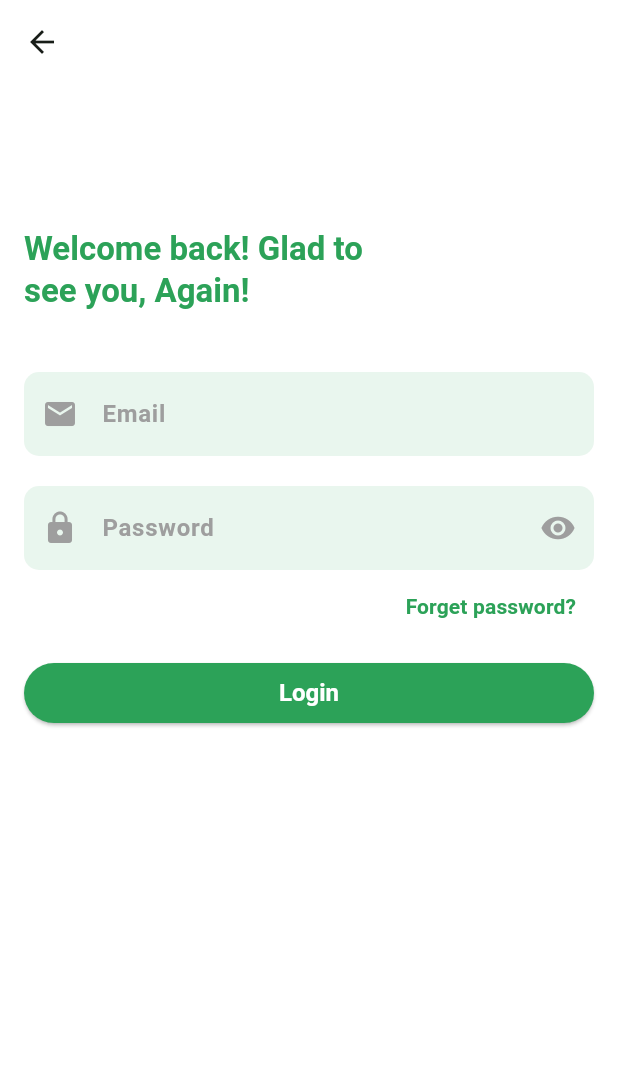
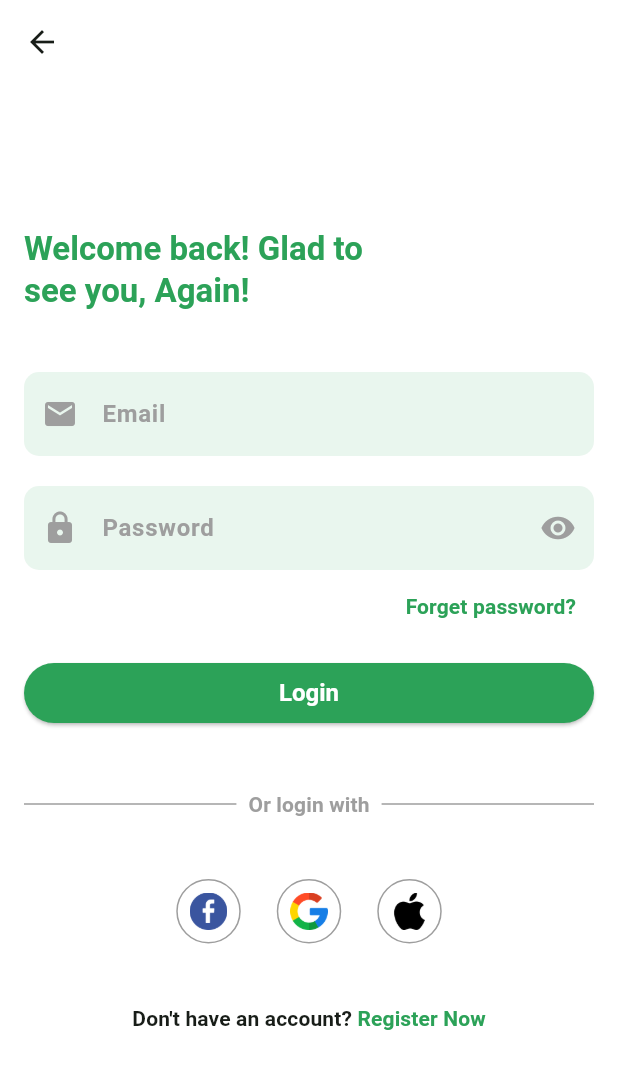
Before and after one commit to dipondeb999/E-Commerce_Grocery_Shop_App, a Flutter app: the LoginScreen screen opened by its route, on a phone screen of 412 x 824 dp. Shown: the top 1069 px of the screen. Run offline on Flutter 3.47's test engine with Material 3 defaults, Android fonts, the phone set to English and light mode, and no system bars; our stand-ins replace carousel_slider, email_validator, flutter_svg, get, smooth_page_indicator.

Commit message:
add login screen login with & register button section

```diff
--- a/lib/app/assets_path.dart
+++ b/lib/app/assets_path.dart
@@ -6,4 +6,7 @@ class AssetsPath {
   static const String onBoardingImageTwoPng = '$_imagePath/2.png';
   static const String onBoardingImageThreePng = '$_imagePath/3.png';
   static const String onBoardingImageFourPng = '$_imagePath/4.png';
+  static const String facebookLogoPng = '$_imagePath/facebook.png';
+  static const String googleLogoPng = '$_imagePath/google.png';
+  static const String appleLogoPng = '$_imagePath/apple.png';
 }
--- a/lib/features/auth/ui/screens/login_screen.dart
+++ b/lib/features/auth/ui/screens/login_screen.dart
@@ -1,4 +1,5 @@
 import 'package:e_commerce_grocery_shop_app/app/app_colors.dart';
+import 'package:e_commerce_grocery_shop_app/features/auth/ui/widgets/or_login_with_section.dart';
 import 'package:email_validator/email_validator.dart';
 import 'package:flutter/material.dart';
 
@@ -60,6 +61,11 @@ class _LoginScreenState extends State<LoginScreen> {
                 onPressed: _onTapNextButton,
                 child: Text('Login'),
               ),
+              SizedBox(height: 40),
+              OrLoginWithSection(),
+              SizedBox(height: 40),
+              _buildRegisterNowButton(textTheme),
+              SizedBox(height: 40),
             ],
           ),
         ),
@@ -126,5 +132,26 @@ class _LoginScreenState extends State<LoginScreen> {
     if (_formKey.currentState!.validate()) {}
   }
 
-
+  Widget _buildRegisterNowButton(TextTheme textTheme) {
+    return Align(
+      alignment: Alignment.center,
+      child: RichText(
+        text: TextSpan(
+          text: "Don't have an account? ",
+          style: textTheme.titleSmall?.copyWith(
+            fontWeight: FontWeight.w600,
+          ),
+          children: [
+            TextSpan(
+              text: 'Register Now',
+              style: textTheme.titleSmall?.copyWith(
+                color: AppColors.themeColor,
+                fontWeight: FontWeight.w600,
+              ),
+            ),
+          ],
+        ),
+      ),
+    );
+  }
 }
--- /dev/null
+++ b/lib/features/auth/ui/widgets/or_login_with_section.dart
@@ -0,0 +1,60 @@
+import 'package:flutter/material.dart';
+import 'package:e_commerce_grocery_shop_app/app/assets_path.dart';
+import 'package:e_commerce_grocery_shop_app/features/auth/ui/widgets/other_login_platform_widget.dart';
+
+class OrLoginWithSection extends StatelessWidget {
+  const OrLoginWithSection({super.key});
+
+  @override
+  Widget build(BuildContext context) {
+    TextTheme textTheme = Theme.of(context).textTheme;
+    return Column(
+      children: [
+        Row(
+          mainAxisAlignment: MainAxisAlignment.center,
+          children: [
+            Expanded(
+              child: Divider(
+                color: Colors.grey,
+                thickness: 1,
+              ),
+            ),
+            Padding(
+              padding: const EdgeInsets.symmetric(horizontal: 8),
+              child: Text(
+                'Or login with',
+                style: textTheme.titleSmall?.copyWith(
+                  color: Colors.grey,
+                  fontWeight: FontWeight.w600,
+                ),
+              ),
+            ),
+            Expanded(
+              child: Divider(
+                color: Colors.grey,
+                thickness: 1,
+              ),
+            ),
+          ],
+        ),
+        SizedBox(height: 40),
+        Row(
+          mainAxisAlignment: MainAxisAlignment.center,
+          children: [
+            OtherLoginPlatformWidget(
+              image: AssetsPath.facebookLogoPng,
+            ),
+            SizedBox(width: 24),
+            OtherLoginPlatformWidget(
+              image: AssetsPath.googleLogoPng,
+            ),
+            SizedBox(width: 24),
+            OtherLoginPlatformWidget(
+              image: AssetsPath.appleLogoPng,
+            ),
+          ],
+        ),
+      ],
+    );
+  }
+}
--- /dev/null
+++ b/lib/features/auth/ui/widgets/other_login_platform_widget.dart
@@ -0,0 +1,26 @@
+import 'package:flutter/material.dart';
+
+class OtherLoginPlatformWidget extends StatelessWidget {
+  final String image;
+
+  const OtherLoginPlatformWidget({super.key, required this.image});
+
+  @override
+  Widget build(BuildContext context) {
+    return Container(
+      padding: EdgeInsets.all(8),
+      decoration: BoxDecoration(
+        borderRadius: BorderRadius.circular(50),
+        border: Border.all(
+          color: Colors.grey,
+          width: 1,
+        ),
+      ),
+      child: Image.asset(
+        image,
+        height: 25,
+        width: 25,
+      ),
+    );
+  }
+}
```
Also changed, not shown: assets/images/apple.png (added), assets/images/facebook.png (added), assets/images/google.png (added).
